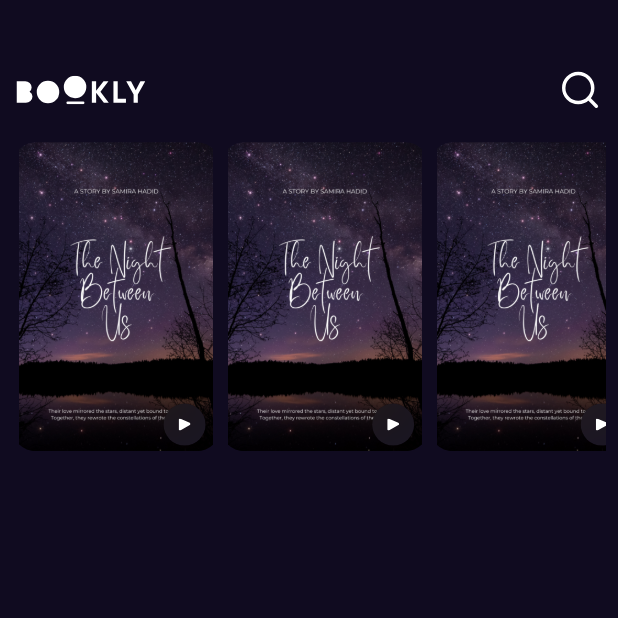
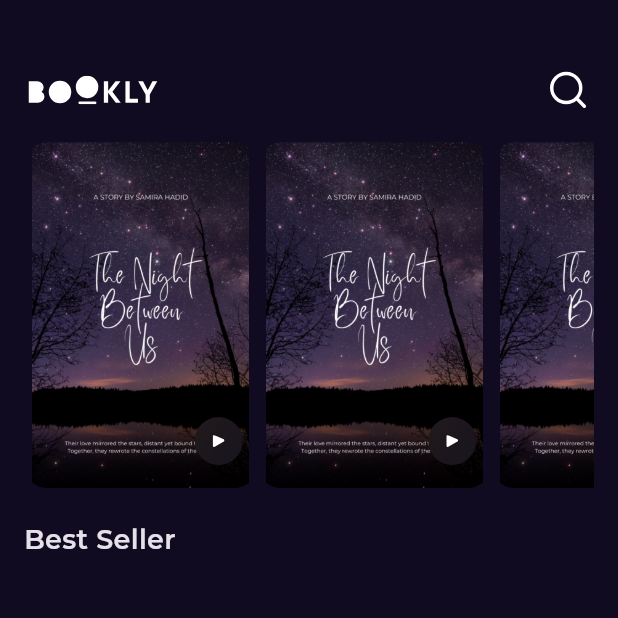
Before and after one commit to mohameddefalaa/BooklyAPp, a Flutter app: the screen it shows after launch, on a phone screen of 412 x 824 dp, the top half of it. Run offline on Flutter 3.47's test engine with Material 3 defaults, Android fonts, the phone set to English and light mode, and no system bars; our stand-ins replace flutter_screenutil, flutter_svg, gap, get, google_fonts.

Commit message:
handle font styles and adding font family

```diff
--- a/lib/Features/Home/Presentation/VIews/widgets/BookItem.dart
+++ b/lib/Features/Home/Presentation/VIews/widgets/BookItem.dart
@@ -10,7 +10,7 @@ class BookItem extends StatelessWidget {
   @override
   Widget build(BuildContext context) {
     return SizedBox(
-      height: MediaQuery.of(context).size.height * 0.25,
+      height: MediaQuery.of(context).size.height * 0.28,
       child: AspectRatio(
         aspectRatio: 2.7 / 4,
         child: Container(
--- a/lib/Features/Home/Presentation/VIews/widgets/customeblurbutton.dart
+++ b/lib/Features/Home/Presentation/VIews/widgets/customeblurbutton.dart
@@ -20,7 +20,7 @@ class Customeblurbutton extends StatelessWidget {
           onTap: () {},
           child: CircleAvatar(
             backgroundColor: Colors.white.withAlpha(12),
-            radius: 14,
+            radius: 16,
             child: SvgPicture.asset(Assetesdata.playicon),
           ),
         ),
--- a/lib/Features/Home/Presentation/VIews/widgets/customelistview.dart
+++ b/lib/Features/Home/Presentation/VIews/widgets/customelistview.dart
@@ -16,7 +16,7 @@ class CustomeListView extends StatelessWidget {
           return Stack(
             children: [
               BookItem(),
-              Positioned(bottom: 45, right: 10, child: Customeblurbutton()),
+              Positioned(bottom: 32, right: 10, child: Customeblurbutton()),
             ],
           );
         },
--- a/lib/Features/Home/Presentation/VIews/widgets/home_view_body.dart
+++ b/lib/Features/Home/Presentation/VIews/widgets/home_view_body.dart
@@ -1,16 +1,26 @@
 import 'package:bookly/Features/Home/Presentation/VIews/widgets/Custome_app_bar.dart';
 import 'package:bookly/Features/Home/Presentation/VIews/widgets/customelistview.dart';
+import 'package:bookly/core/textstyles.dart';
 import 'package:flutter/material.dart';
+import 'package:gap/gap.dart';
 
 class HomeViewBody extends StatelessWidget {
   const HomeViewBody({super.key});
 
   @override
   Widget build(BuildContext context) {
-    return const Scaffold(
+    return Scaffold(
       body: Padding(
-        padding: EdgeInsets.symmetric(horizontal: 8.0),
-        child: Column(children: [CustomeAppBar(), CustomeListView()]),
+        padding: const EdgeInsets.symmetric(horizontal: 16.0),
+        child: Column(
+          crossAxisAlignment: CrossAxisAlignment.start,
+          children: [
+            const CustomeAppBar(),
+            const CustomeListView(),
+            Gap(5),
+            Text('Best Seller', style: Textstyles.titlemeduim),
+          ],
+        ),
       ),
     );
   }
--- /dev/null
+++ b/lib/core/textstyles.dart
@@ -0,0 +1,19 @@
+import "package:flutter/material.dart";
+
+abstract class Textstyles {
+  static const titlemeduim = TextStyle(
+    fontSize: 18,
+    fontWeight: FontWeight.w600,
+  );
+  static const lablemedium = TextStyle(
+    fontSize: 14,
+    fontWeight: FontWeight.w400,
+    color: Color(0xffB8B6BD),
+  );
+  static const titlelarg = TextStyle(
+    fontSize: 14,
+    fontFamily: 'GTSectra',
+    fontWeight: FontWeight.w400,
+    color: Color(0xffB8B6BD),
+  );
+}
--- a/lib/main.dart
+++ b/lib/main.dart
@@ -3,6 +3,7 @@ import 'package:bookly/core/colors.dart';
 import 'package:flutter/material.dart';
 import 'package:flutter_screenutil/flutter_screenutil.dart';
 import 'package:get/get_navigation/src/root/get_material_app.dart';
+import 'package:google_fonts/google_fonts.dart';
 
 void main() {
   runApp(const BooklyApp());
@@ -23,6 +24,9 @@ class BooklyApp extends StatelessWidget {
           debugShowCheckedModeBanner: false,
           theme: ThemeData.dark().copyWith(
             scaffoldBackgroundColor: Appcolors.kpcolor,
+            textTheme: GoogleFonts.montserratTextTheme(
+              ThemeData.dark().textTheme,
+            ),
           ),
 
           home: SplashView(),
```
Also changed, not shown: pubspec.yaml (+5 -4 lines), assets/fonts/GT Sectra Fine Regular/GT Sectra Fine Regular.ttf (added), pubspec.lock, 1 other file.
